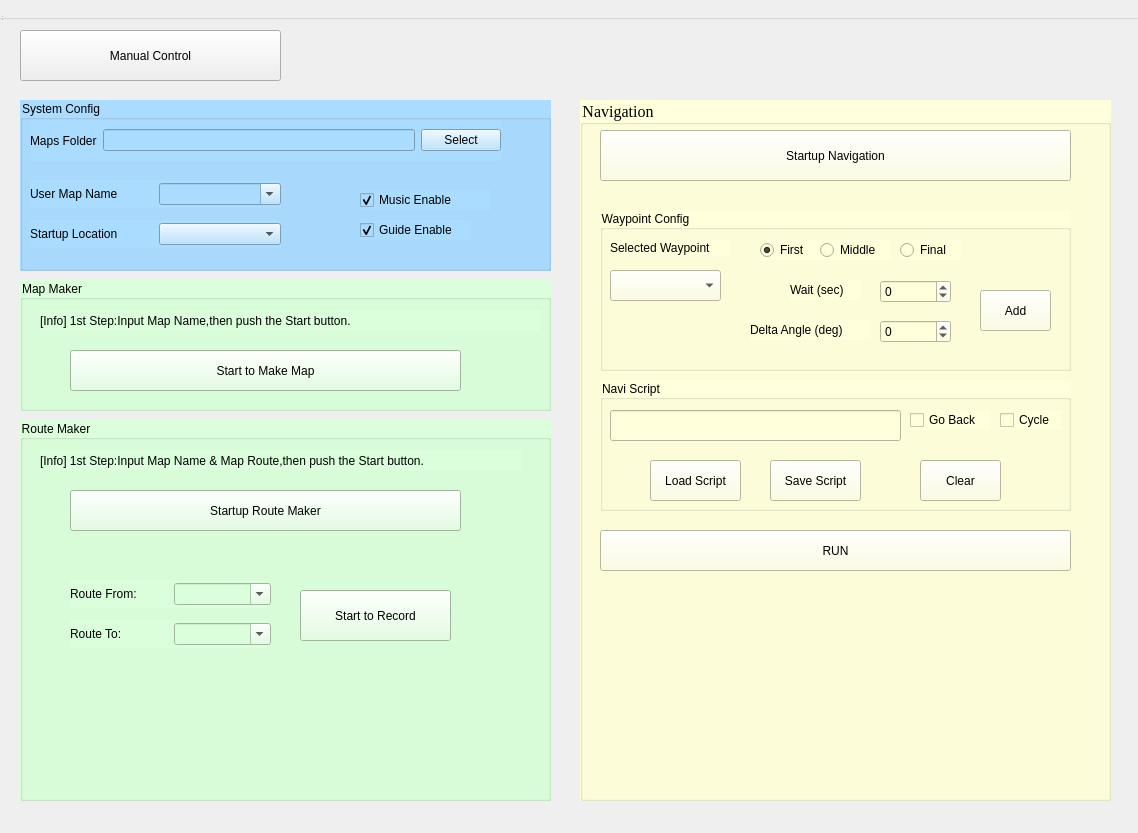
Above: src/GUI/src/mainwindow.ui from 7174952/mikuni-amr-3d-lidar before the change. Below: the same form after it.
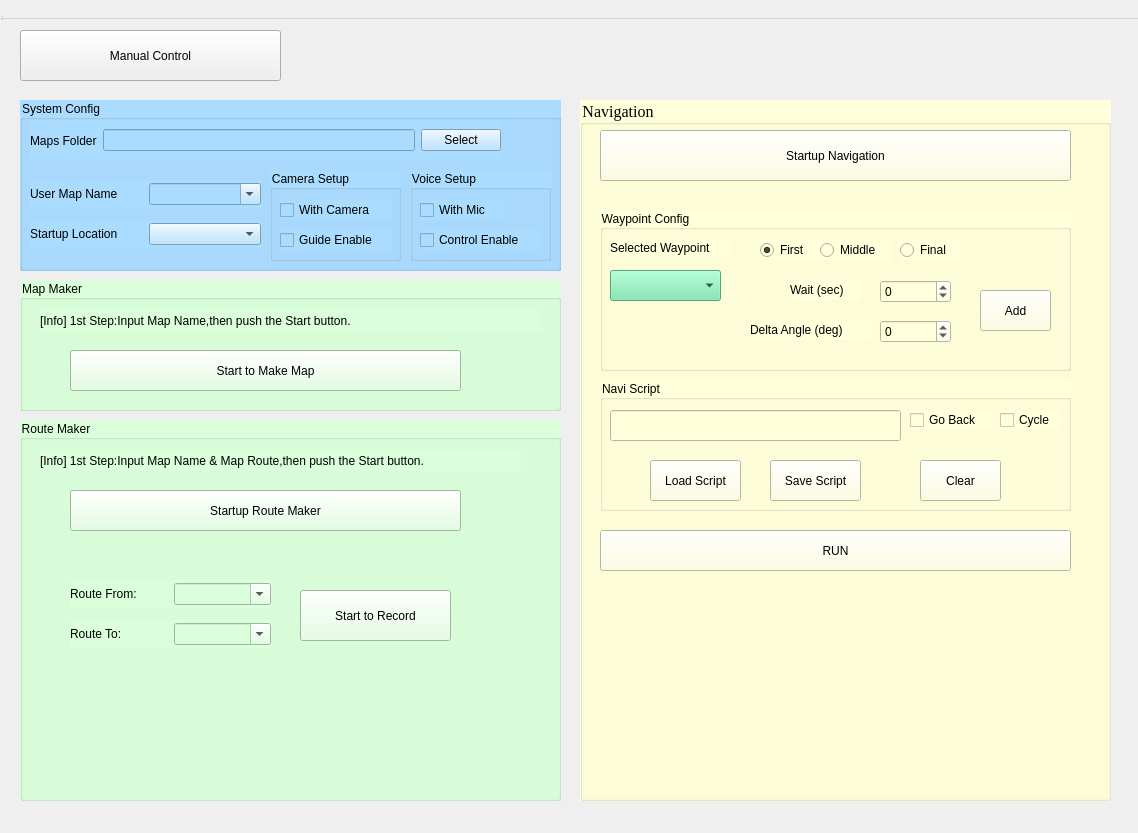
That is the form after the change.

Commit message: 地図生成時にgui画面が凍結の不具合修正、逆ルートの向き計算方向修正

Patch:
```diff
--- a/src/GUI/src/mainwindow.ui
+++ b/src/GUI/src/mainwindow.ui
@@ -43,7 +43,7 @@
      <rect>
       <x>20</x>
       <y>100</y>
-      <width>531</width>
+      <width>541</width>
       <height>171</height>
      </rect>
     </property>
@@ -101,7 +101,7 @@
       <rect>
        <x>10</x>
        <y>80</y>
-       <width>251</width>
+       <width>231</width>
        <height>28</height>
       </rect>
      </property>
@@ -130,7 +130,7 @@
       <rect>
        <x>10</x>
        <y>120</y>
-       <width>251</width>
+       <width>231</width>
        <height>28</height>
       </rect>
      </property>
@@ -154,46 +154,98 @@
       </item>
      </layout>
     </widget>
-    <widget class="QCheckBox" name="checkBox_Music_Enable">
-     <property name="enabled">
-      <bool>true</bool>
-     </property>
+    <widget class="QGroupBox" name="groupBox_Camera">
      <property name="geometry">
       <rect>
-       <x>340</x>
-       <y>90</y>
+       <x>250</x>
+       <y>70</y>
        <width>131</width>
-       <height>20</height>
+       <height>91</height>
       </rect>
      </property>
-     <property name="tabletTracking">
-      <bool>false</bool>
+     <property name="title">
+      <string>Camera Setup</string>
      </property>
-     <property name="styleSheet">
-      <string notr="true">font: 12pt &quot;Times New Roman&quot;;</string>
-     </property>
-     <property name="text">
-      <string>Music Enable</string>
-     </property>
-     <property name="checked">
-      <bool>true</bool>
-     </property>
+     <widget class="QCheckBox" name="checkBox_With_Camera">
+      <property name="geometry">
+       <rect>
+        <x>10</x>
+        <y>30</y>
+        <width>111</width>
+        <height>20</height>
+       </rect>
+      </property>
+      <property name="text">
+       <string>With Camera</string>
+      </property>
+     </widget>
+     <widget class="QCheckBox" name="checkBox_Guide_Enable">
+      <property name="geometry">
+       <rect>
+        <x>10</x>
+        <y>60</y>
+        <width>111</width>
+        <height>20</height>
+       </rect>
+      </property>
+      <property name="text">
+       <string>Guide Enable</string>
+      </property>
+      <property name="checked">
+       <bool>false</bool>
+      </property>
+     </widget>
     </widget>
-    <widget class="QCheckBox" name="checkBox_Guide_Enable">
+    <widget class="QGroupBox" name="groupBox_Voice">
      <property name="geometry">
       <rect>
-       <x>340</x>
-       <y>120</y>
-       <width>111</width>
-       <height>20</height>
+       <x>390</x>
+       <y>70</y>
+       <width>141</width>
+       <height>91</height>
       </rect>
      </property>
-     <property name="text">
-      <string>Guide Enable</string>
+     <property name="title">
+      <string>Voice Setup</string>
      </property>
-     <property name="checked">
-      <bool>true</bool>
-     </property>
+     <widget class="QCheckBox" name="checkBox_With_Mic">
+      <property name="geometry">
+       <rect>
+        <x>10</x>
+        <y>30</y>
+        <width>85</width>
+        <height>20</height>
+       </rect>
+      </property>
+      <property name="text">
+       <string>With Mic</string>
+      </property>
+     </widget>
+     <widget class="QCheckBox" name="checkBox_Voice_Control_En">
+      <property name="enabled">
+       <bool>true</bool>
+      </property>
+      <property name="geometry">
+       <rect>
+        <x>10</x>
+        <y>60</y>
+        <width>121</width>
+        <height>20</height>
+       </rect>
+      </property>
+      <property name="tabletTracking">
+       <bool>false</bool>
+      </property>
+      <property name="styleSheet">
+       <string notr="true">font: 12pt &quot;Times New Roman&quot;;</string>
+      </property>
+      <property name="text">
+       <string>Control Enable</string>
+      </property>
+      <property name="checked">
+       <bool>false</bool>
+      </property>
+     </widget>
     </widget>
    </widget>
    <widget class="QGroupBox" name="groupBox_MapMaker">
@@ -201,7 +253,7 @@
      <rect>
       <x>20</x>
       <y>280</y>
-      <width>531</width>
+      <width>541</width>
       <height>131</height>
      </rect>
     </property>
@@ -450,6 +502,9 @@
         <height>31</height>
        </rect>
       </property>
+      <property name="styleSheet">
+       <string notr="true">background-color: rgb(115, 230, 170);</string>
+      </property>
      </widget>
     </widget>
     <widget class="QGroupBox" name="groupBox_Navi_Script">
@@ -557,7 +612,7 @@
      <rect>
       <x>20</x>
       <y>420</y>
-      <width>531</width>
+      <width>541</width>
       <height>381</height>
      </rect>
     </property>
```
The commit also changes 2 other files.
